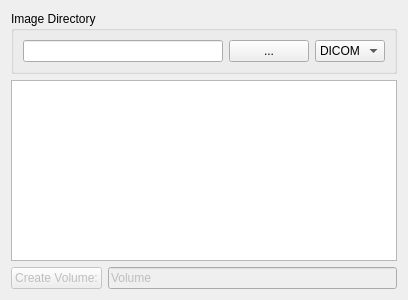
First picture: the form in Plugins/DICOMReader/DICOMReader.ui, repository pengwg/vurtigo, before the edit.
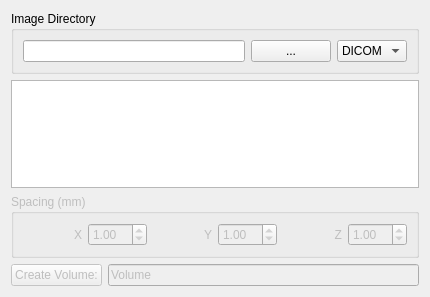
Second picture: the form after the edit.

Commit message:
Manually set spacing for image object
Resolution:

Added the ability to manually set the spacing when loading non-dicom images.
Also made loading/creating volumes similar (choose directory first, THEN name and create
volume)

Also, fixed issue where Vurtigo would crash if you tried to load images with
different sizes. Images are checked against the first image and if size doesn't
match, the image is ignored.

BugID: 762
Reviewed by:

What changed in the file:
```diff
--- a/Plugins/DICOMReader/DICOMReader.ui
+++ b/Plugins/DICOMReader/DICOMReader.ui
@@ -6,8 +6,8 @@
    <rect>
     <x>0</x>
     <y>0</y>
-    <width>400</width>
-    <height>300</height>
+    <width>430</width>
+    <height>297</height>
    </rect>
   </property>
   <property name="windowTitle">
@@ -67,7 +67,7 @@
    <item row="1" column="0" colspan="2">
     <widget class="QTextBrowser" name="infoBrowser"/>
    </item>
-   <item row="2" column="0">
+   <item row="3" column="0">
     <widget class="QPushButton" name="createVolumeButton">
      <property name="enabled">
       <bool>false</bool>
@@ -77,7 +77,7 @@
      </property>
     </widget>
    </item>
-   <item row="2" column="1">
+   <item row="3" column="1">
     <widget class="QLineEdit" name="nameLineEdit">
      <property name="enabled">
       <bool>false</bool>
@@ -87,6 +87,69 @@
      </property>
     </widget>
    </item>
+   <item row="2" column="0" colspan="2">
+    <widget class="QGroupBox" name="spacingOptions">
+     <property name="enabled">
+      <bool>false</bool>
+     </property>
+     <property name="title">
+      <string>Spacing (mm)</string>
+     </property>
+     <layout class="QHBoxLayout" name="horizontalLayout_3">
+      <item>
+       <widget class="QLabel" name="label">
+        <property name="text">
+         <string>X</string>
+        </property>
+        <property name="alignment">
+         <set>Qt::AlignRight|Qt::AlignTrailing|Qt::AlignVCenter</set>
+        </property>
+       </widget>
+      </item>
+      <item>
+       <widget class="QDoubleSpinBox" name="spacingX">
+        <property name="value">
+         <double>1.000000000000000</double>
+        </property>
+       </widget>
+      </item>
+      <item>
+       <widget class="QLabel" name="label_2">
+        <property name="text">
+         <string>Y</string>
+        </property>
+        <property name="alignment">
+         <set>Qt::AlignRight|Qt::AlignTrailing|Qt::AlignVCenter</set>
+        </property>
+       </widget>
+      </item>
+      <item>
+       <widget class="QDoubleSpinBox" name="spacingY">
+        <property name="value">
+         <double>1.000000000000000</double>
+        </property>
+       </widget>
+      </item>
+      <item>
+       <widget class="QLabel" name="label_3">
+        <property name="text">
+         <string>Z</string>
+        </property>
+        <property name="alignment">
+         <set>Qt::AlignRight|Qt::AlignTrailing|Qt::AlignVCenter</set>
+        </property>
+       </widget>
+      </item>
+      <item>
+       <widget class="QDoubleSpinBox" name="spacingZ">
+        <property name="value">
+         <double>1.000000000000000</double>
+        </property>
+       </widget>
+      </item>
+     </layout>
+    </widget>
+   </item>
   </layout>
  </widget>
  <resources/>
```
The commit also changes 5 other files.
